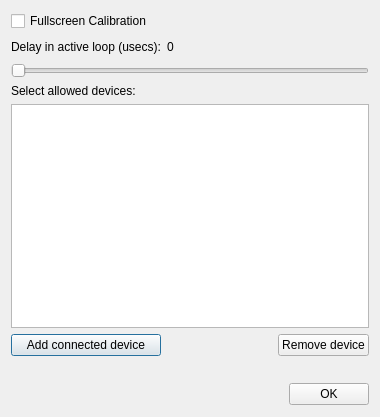
Above: stuff/configuration.ui from pnegre/python-whiteboard before the change. Below: the same form after it.
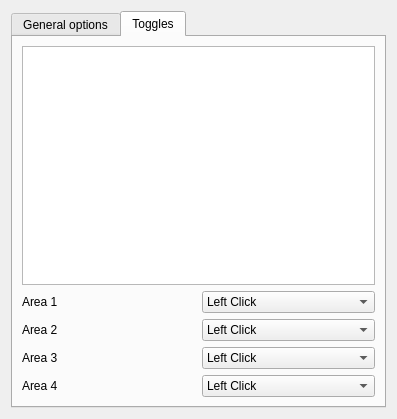
That is the form after the change. The open tabs and pages were chosen to show the change.

Commit message: Added toggles in configuration dialog

The edit to the form file:
```diff
--- a/stuff/configuration.ui
+++ b/stuff/configuration.ui
@@ -6,8 +6,8 @@
    <rect>
     <x>0</x>
     <y>0</y>
-    <width>380</width>
-    <height>417</height>
+    <width>397</width>
+    <height>419</height>
    </rect>
   </property>
   <property name="windowTitle">
@@ -16,7 +16,20 @@
   <property name="modal">
    <bool>true</bool>
   </property>
-  <layout class="QGridLayout" name="gridLayout">
+  <layout class="QGridLayout" name="gridLayout_3">
+   <item row="0" column="0">
+    <widget class="QTabWidget" name="tabWidget">
+     <property name="enabled">
+      <bool>true</bool>
+     </property>
+     <property name="currentIndex">
+      <number>0</number>
+     </property>
+     <widget class="QWidget" name="tab">
+      <attribute name="title">
+       <string>General options</string>
+      </attribute>
+      <layout class="QGridLayout" name="gridLayout_2">
    <item row="0" column="0">
     <widget class="QCheckBox" name="check_fullscreen">
      <property name="text">
@@ -38,20 +51,7 @@
      </property>
     </widget>
    </item>
-   <item row="1" column="2" colspan="2">
-    <spacer name="horizontalSpacer_4">
-     <property name="orientation">
-      <enum>Qt::Horizontal</enum>
-     </property>
-     <property name="sizeHint" stdset="0">
-      <size>
-       <width>69</width>
-       <height>20</height>
-      </size>
-     </property>
-    </spacer>
-   </item>
-   <item row="2" column="0" colspan="5">
+       <item row="2" column="0" colspan="4">
     <widget class="QSlider" name="slider_delayloop">
      <property name="orientation">
       <enum>Qt::Horizontal</enum>
@@ -65,7 +65,7 @@
      </property>
     </widget>
    </item>
-   <item row="4" column="0" colspan="5">
+       <item row="4" column="0" colspan="4">
     <widget class="QListWidget" name="macListWidget"/>
    </item>
    <item row="5" column="0">
@@ -75,7 +75,7 @@
      </property>
     </widget>
    </item>
-   <item row="5" column="2">
+       <item row="5" column="1">
     <spacer name="horizontalSpacer_3">
      <property name="orientation">
       <enum>Qt::Horizontal</enum>
@@ -88,14 +88,14 @@
      </property>
     </spacer>
    </item>
-   <item row="5" column="3" colspan="2">
+       <item row="5" column="2" colspan="2">
     <widget class="QPushButton" name="button_remDev">
      <property name="text">
       <string>Remove device</string>
      </property>
     </widget>
    </item>
-   <item row="6" column="0" colspan="5">
+       <item row="6" column="0" colspan="4">
     <spacer name="horizontalSpacer">
      <property name="orientation">
       <enum>Qt::Horizontal</enum>
@@ -108,7 +108,7 @@
      </property>
     </spacer>
    </item>
-   <item row="7" column="0" colspan="4">
+       <item row="7" column="0" colspan="3">
     <spacer name="horizontalSpacer_2">
      <property name="orientation">
       <enum>Qt::Horizontal</enum>
@@ -121,11 +121,165 @@
      </property>
     </spacer>
    </item>
-   <item row="7" column="4">
+       <item row="7" column="3">
     <widget class="QPushButton" name="button_OK">
      <property name="text">
       <string>OK</string>
      </property>
+        </widget>
+       </item>
+      </layout>
+     </widget>
+     <widget class="QWidget" name="tab_2">
+      <attribute name="title">
+       <string>Toggles</string>
+      </attribute>
+      <layout class="QGridLayout" name="gridLayout">
+       <item row="0" column="0">
+        <widget class="QGraphicsView" name="screenAreas">
+         <property name="autoFillBackground">
+          <bool>false</bool>
+         </property>
+        </widget>
+       </item>
+       <item row="1" column="0">
+        <layout class="QHBoxLayout" name="horizontalLayout">
+         <item>
+          <layout class="QVBoxLayout" name="verticalLayout_2">
+           <item>
+            <widget class="QLabel" name="label_6">
+             <property name="text">
+              <string>Area 1</string>
+             </property>
+            </widget>
+           </item>
+           <item>
+            <widget class="QLabel" name="label_3">
+             <property name="text">
+              <string>Area 2</string>
+             </property>
+            </widget>
+           </item>
+           <item>
+            <widget class="QLabel" name="label_4">
+             <property name="text">
+              <string>Area 3</string>
+             </property>
+            </widget>
+           </item>
+           <item>
+            <widget class="QLabel" name="label_5">
+             <property name="text">
+              <string>Area 4</string>
+             </property>
+            </widget>
+           </item>
+          </layout>
+         </item>
+         <item>
+          <layout class="QVBoxLayout" name="verticalLayout">
+           <item>
+            <widget class="QComboBox" name="combo1">
+             <item>
+              <property name="text">
+               <string>Left Click</string>
+              </property>
+             </item>
+             <item>
+              <property name="text">
+               <string>Only Move</string>
+              </property>
+             </item>
+             <item>
+              <property name="text">
+               <string>Right Click</string>
+              </property>
+             </item>
+             <item>
+              <property name="text">
+               <string>Middle Click</string>
+              </property>
+             </item>
+            </widget>
+           </item>
+           <item>
+            <widget class="QComboBox" name="combo2">
+             <item>
+              <property name="text">
+               <string>Left Click</string>
+              </property>
+             </item>
+             <item>
+              <property name="text">
+               <string>Only Move</string>
+              </property>
+             </item>
+             <item>
+              <property name="text">
+               <string>Right Click</string>
+              </property>
+             </item>
+             <item>
+              <property name="text">
+               <string>Middle Click</string>
+              </property>
+             </item>
+            </widget>
+           </item>
+           <item>
+            <widget class="QComboBox" name="combo3">
+             <item>
+              <property name="text">
+               <string>Left Click</string>
+              </property>
+             </item>
+             <item>
+              <property name="text">
+               <string>Only Move</string>
+              </property>
+             </item>
+             <item>
+              <property name="text">
+               <string>Right Click</string>
+              </property>
+             </item>
+             <item>
+              <property name="text">
+               <string>Middle Click</string>
+              </property>
+             </item>
+            </widget>
+           </item>
+           <item>
+            <widget class="QComboBox" name="combo4">
+             <item>
+              <property name="text">
+               <string>Left Click</string>
+              </property>
+             </item>
+             <item>
+              <property name="text">
+               <string>Only Move</string>
+              </property>
+             </item>
+             <item>
+              <property name="text">
+               <string>Right Click</string>
+              </property>
+             </item>
+             <item>
+              <property name="text">
+               <string>Middle Click</string>
+              </property>
+             </item>
+            </widget>
+           </item>
+          </layout>
+         </item>
+        </layout>
+       </item>
+      </layout>
+     </widget>
     </widget>
    </item>
   </layout>
```
Left out of the diff: 13 changed lines with no effect on the pictures. Lines whose indentation alone changed are shown as unchanged. The commit also changes 1 other file.
